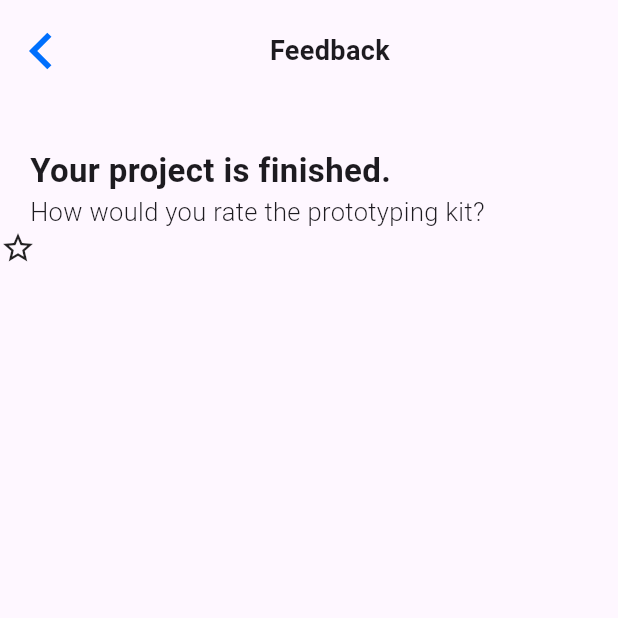
After one commit to sandiphaldar01/multipurpose, a Flutter app: the FeedbackPage screen opened directly, on a phone screen of 412 x 824 dp, the top half of it. The commit adds this screen. Run offline on Flutter 3.47's test engine with Material 3 defaults, Android fonts, the phone set to English and light mode, and no system bars; our stand-ins replace carousel_slider, flutter_svg.

Commit message:
work in feedback page

```diff
--- /dev/null
+++ b/lib/feedback_page.dart
@@ -0,0 +1,70 @@
+import 'package:flutter/material.dart';
+
+class FeedbackPage extends StatefulWidget {
+  const new({super.key});
+
+  @override
+  State<FeedbackPage> createState() => _FeedbackPageState();
+}
+
+class _FeedbackPageState extends State<FeedbackPage> {
+  @override
+  Widget build(BuildContext context) {
+    return Scaffold(
+      body: SafeArea(
+        child: Column(
+          crossAxisAlignment: CrossAxisAlignment.start,
+          children: [
+            Padding(
+              padding: EdgeInsets.all(20),
+              child: Row(
+                children: [
+                  Icon(
+                    Icons.arrow_back_ios,
+                    size: 28,
+                    color: Color(0xff006FFD),
+                    fontWeight: FontWeight.bold,
+                  ),
+                  Expanded(
+                    child: Text(
+                      textAlign: TextAlign.center,
+                      'Feedback',
+                      style: TextStyle(
+                        fontSize: 18,
+                        fontWeight: FontWeight.bold
+                      ),
+                    ),
+                  )
+                ],
+              ),
+            ),
+            SizedBox(height: 30,),
+            Padding(
+              padding: EdgeInsets.symmetric(horizontal: 20),
+              child: Text(
+                'Your project is finished.',
+                style: TextStyle(
+                  fontSize: 22,
+                  fontWeight: FontWeight.bold
+                ),
+              ),
+            ),
+            Padding(
+              padding: EdgeInsets.symmetric(horizontal: 20),
+              child: Text(
+                'How would you rate the prototyping kit?',
+                style: TextStyle(
+                  fontSize: 17,
+                  fontWeight: FontWeight.w300
+                ),
+              ),
+            ),
+            Icon(
+              Icons.star_border
+            )
+          ],
+        ),
+      ),
+    );
+  }
+}
--- a/lib/settings.dart
+++ b/lib/settings.dart
@@ -1,4 +1,5 @@
 import 'package:flutter/material.dart';
+import 'package:multipurpose/feedback_page.dart';
 import 'package:multipurpose/settings_items.dart';
 
 class Settings extends StatefulWidget {
@@ -18,7 +19,8 @@ class _SettingsState extends State<Settings> {
     'Appearance',
     'Language',
     'Privacy & Security',
-    'Storage'
+    'Storage',
+    'Feedback'
   ];
   @override
   Widget build(BuildContext context) {
@@ -72,8 +74,18 @@ class _SettingsState extends State<Settings> {
               SizedBox(height: 20,),
               Flexible(
                 child: ListView.separated(
-                  itemBuilder: (context, i) => SettingsItems(
-                    items: settings[i]
+                  itemBuilder: (context, i) => InkWell(
+                    onTap: () {
+                      if (i == 8) {
+                        Navigator.push(
+                          context,
+                          MaterialPageRoute(builder: (context) => FeedbackPage())
+                        );
+                      }
+                    },
+                    child: SettingsItems(
+                      items: settings[i]
+                    ),
                   ),
                   separatorBuilder: (context, index) => Divider(height: 35,),
                   itemCount: settings.length
```
Also changed, not shown: lib/stars.dart (added).
